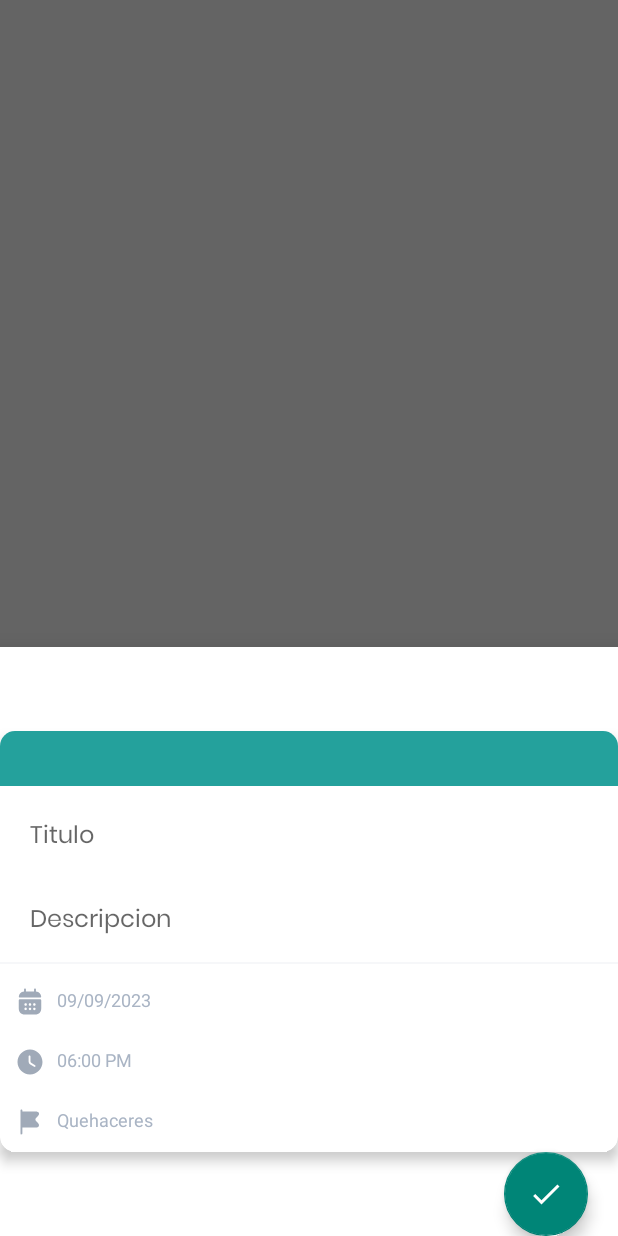
After one commit to dannxvc/todoapp, an Android app: the fragment AddNewTask shown on its own in the app's theme, on a phone screen of 412 x 824 dp. The commit adds this screen. Run offline under Robolectric (Android 15) with nearby library versions, the phone set to English and light mode, and no system bars.

Commit message:
Add add new task activity

```diff
--- a/app/src/main/java/com/dannxvc/todoapp/MainActivity.java
+++ b/app/src/main/java/com/dannxvc/todoapp/MainActivity.java
@@ -3,6 +3,7 @@ package com.dannxvc.todoapp;
 import androidx.appcompat.app.AppCompatActivity;
 import androidx.navigation.NavController;
 import androidx.navigation.Navigation;
+import androidx.recyclerview.widget.RecyclerView;
 
 import android.content.Intent;
 import android.os.Bundle;
--- /dev/null
+++ b/app/src/main/java/com/dannxvc/todoapp/views/AddNewTask.java
@@ -0,0 +1,32 @@
+package com.dannxvc.todoapp.views;
+
+import android.os.Bundle;
+import android.view.LayoutInflater;
+import android.view.View;
+import android.view.ViewGroup;
+
+import androidx.annotation.NonNull;
+import androidx.annotation.Nullable;
+
+import com.dannxvc.todoapp.R;
+import com.google.android.material.bottomsheet.BottomSheetDialogFragment;
+
+public class AddNewTask extends BottomSheetDialogFragment {
+    private static final String TAG = "AddNewTask";
+
+//    private
+    public static AddNewTask newInstance(){
+        return new AddNewTask();
+    }
+
+    @Nullable
+    @Override
+    public View onCreateView(@NonNull LayoutInflater inflater, @Nullable ViewGroup container, @Nullable Bundle savedInstanceState) {
+        return inflater.inflate(R.layout.add_new_task,container,false);
+    }
+
+    @Override
+    public void onViewCreated(@NonNull View view, @Nullable Bundle savedInstanceState) {
+        super.onViewCreated(view, savedInstanceState);
+    }
+}
--- a/app/src/main/java/com/dannxvc/todoapp/views/SplashActivity.java
+++ b/app/src/main/java/com/dannxvc/todoapp/views/SplashActivity.java
@@ -16,10 +16,12 @@ public class SplashActivity extends AppCompatActivity {
     protected void onCreate(Bundle savedInstanceState) {
         super.onCreate(savedInstanceState);
         setContentView(R.layout.activity_splash);
-        Handler handler = new Handler();
+
 
         ActionBar actionBar = getSupportActionBar();
         actionBar.hide();
+
+        Handler handler = new Handler();
         handler.postDelayed(new Runnable() {
             @Override
             public void run() {
--- /dev/null
+++ b/app/src/main/res/layout/add_new_task.xml
@@ -0,0 +1,131 @@
+<?xml version="1.0" encoding="utf-8"?>
+<androidx.constraintlayout.widget.ConstraintLayout xmlns:android="http://schemas.android.com/apk/res/android"
+    xmlns:app="http://schemas.android.com/apk/res-auto"
+    android:layout_width="350dp"
+    android:layout_height="match_parent"
+    xmlns:tools="http://schemas.android.com/tools"
+    android:layout_gravity="center_horizontal"
+    tools:context=".views.AddNewTask">
+
+    <androidx.cardview.widget.CardView
+        android:id="@+id/card"
+        android:layout_width="match_parent"
+        android:layout_height="wrap_content"
+        app:cardCornerRadius="10dp"
+        app:cardElevation="5dp"
+        app:layout_constraintBottom_toBottomOf="parent"
+        app:layout_constraintTop_toTopOf="parent"
+        tools:layout_editor_absoluteX="20dp">
+
+        <LinearLayout
+            android:layout_width="match_parent"
+            android:layout_height="wrap_content"
+            android:layout_gravity="center_horizontal"
+            android:orientation="vertical">
+
+
+            <TextView
+                style="@style/cardTitleStyle"
+                android:layout_width="match_parent"
+                android:layout_height="match_parent"
+                android:background="@color/jade"
+                android:drawablePadding="8dp"
+                android:textAlignment="textStart" />
+
+            <EditText
+                android:id="@+id/titleinput"
+                style="@style/inputCreateStyle"
+                android:layout_width="349dp"
+                android:layout_height="44dp"
+                android:layout_marginLeft="10dp"
+                android:layout_marginTop="12dp"
+                android:ems="15"
+                android:fontFamily="@font/poppins"
+                android:hint="Titulo"
+                android:inputType="text"
+                app:boxStrokeColor="@color/gray"
+                app:boxStrokeWidth="2dp"
+                app:layout_constraintEnd_toEndOf="parent"
+                app:layout_constraintHorizontal_bias="0.516"
+                app:layout_constraintStart_toStartOf="parent"
+                app:layout_constraintTop_toBottomOf="@+id/emaillabel" />
+
+            <EditText
+                android:id="@+id/descriptioninput"
+                style="@style/inputCreateStyle"
+                android:layout_width="349dp"
+                android:layout_height="44dp"
+                android:layout_marginLeft="10dp"
+                android:layout_marginTop="12dp"
+                android:ems="15"
+                android:fontFamily="@font/poppins"
+                android:hint="Descripcion"
+                android:inputType="text"
+                app:boxStrokeColor="@color/gray"
+                app:boxStrokeWidth="2dp"
+                app:layout_constraintEnd_toEndOf="parent"
+                app:layout_constraintHorizontal_bias="0.516"
+                app:layout_constraintStart_toStartOf="parent"
+                app:layout_constraintTop_toBottomOf="@+id/emaillabel" />
+
+            <View
+                android:layout_width="match_parent"
+                android:layout_height="1dp"
+                android:layout_marginVertical="5dp"
+                android:background="@color/graysoft" />
+
+            <LinearLayout
+                android:layout_width="match_parent"
+                android:layout_height="wrap_content"
+                android:layout_gravity="center_horizontal"
+                android:orientation="vertical">
+
+                <TextView
+                    style="@style/cardDateStyle"
+                    android:layout_width="wrap_content"
+                    android:layout_height="wrap_content"
+                    android:layout_weight="1"
+                    android:drawableStart="@drawable/calendar"
+                    android:drawablePadding="8dp"
+                    android:text="09/09/2023"
+                    android:textAlignment="viewStart" />
+
+                <TextView
+                    style="@style/cardDateStyle"
+                    android:layout_width="wrap_content"
+                    android:layout_height="wrap_content"
+                    android:layout_weight="1"
+                    android:drawableStart="@drawable/clock"
+                    android:drawablePadding="8dp"
+                    android:text="06:00 PM"
+                    android:textAlignment="viewStart" />
+
+                <TextView
+                    style="@style/cardDateStyle"
+                    android:layout_width="wrap_content"
+                    android:layout_height="wrap_content"
+                    android:layout_weight="1"
+                    android:drawableStart="@drawable/flag_fill"
+                    android:drawablePadding="8dp"
+                    android:text="Quehaceres"
+                    android:textAlignment="viewStart" />
+            </LinearLayout>
+        </LinearLayout>
+    </androidx.cardview.widget.CardView>
+
+    <com.google.android.material.floatingactionbutton.FloatingActionButton
+        android:id="@+id/fabAddTask"
+        android:layout_width="wrap_content"
+        android:layout_height="wrap_content"
+        android:layout_alignParentEnd="true"
+        android:layout_alignParentBottom="true"
+        android:contentDescription="Agregar Tarea"
+        android:onClick="goToHome"
+        android:src="@drawable/check"
+        app:layout_constraintBottom_toBottomOf="parent"
+        app:layout_constraintEnd_toEndOf="parent"
+        app:layout_constraintHorizontal_bias="0.943"
+        app:layout_constraintStart_toStartOf="parent"
+        app:layout_constraintTop_toBottomOf="@+id/card"
+        app:layout_constraintVertical_bias="0.06" />
+</androidx.constraintlayout.widget.ConstraintLayout>
```
Also changed, not shown: app/src/main/AndroidManifest.xml (+7 -4 lines), app/src/main/java/com/dannxvc/todoapp/views/HomeTasks.java (+19 -0 lines), app/src/main/res/layout/activity_home_tasks.xml (+66 -64 lines).
